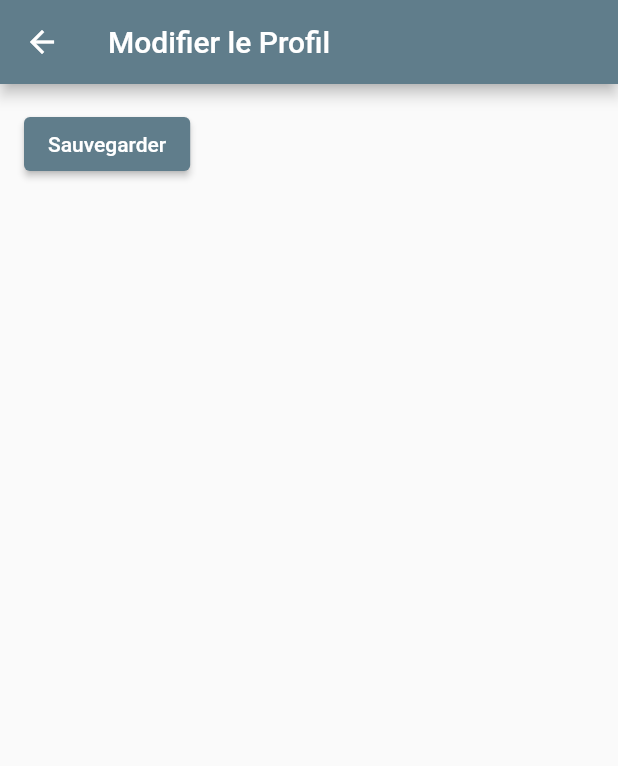
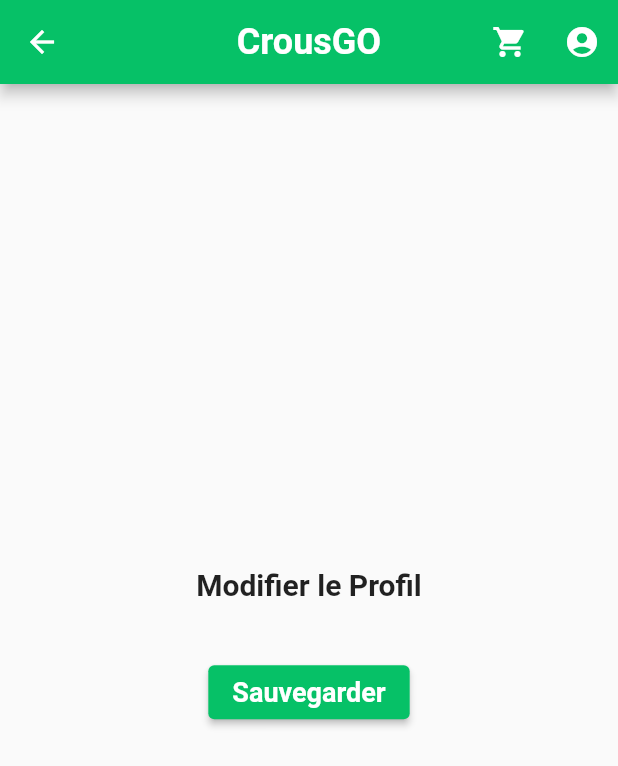
Before and after one commit to CrousGoApp/CROUSGo_app_frontend, a Flutter app: the ProfilePage screen opened directly, after a tap on "Modifier le profil", on a phone screen of 412 x 824 dp. Shown: the top 766 px of the screen. Run offline on Flutter 3.47's test engine with Material 2 defaults, Android fonts, the phone set to English and light mode, and no system bars; our stand-ins replace firebase_auth, firebase_core; accounts and stored records are empty; network calls fail.

Commit message:
ajout style sur la page historique et sur la page profile

```diff
--- a/lib/pages/ProfilePage.dart
+++ b/lib/pages/ProfilePage.dart
@@ -75,28 +75,29 @@ class _ProfilePageState extends State<ProfilePage> {
         child: Column(
           mainAxisAlignment: MainAxisAlignment.center,
           children: [
-            if (user?.displayName != null)
-              Text(
-                'Nom: ${user!.displayName}',
-                style: const TextStyle(
-                  fontSize: 18,
+            const Padding(
+              padding: EdgeInsets.all(16.0),
+              child: Text(
+                'Profile',
+                style: TextStyle(
+                  fontSize: 20.0,
                   fontWeight: FontWeight.bold,
                 ),
               ),
-            const SizedBox(height: 20),
+            ),
             if (user?.email != null)
               Text(
                 'Email: ${user!.email}',
                 style: const TextStyle(
-                  fontSize: 16,
+                  fontSize: 18, // Augmenter la taille de la police
                 ),
               ),
-            const SizedBox(height: 20),
+            const SizedBox(height: 10), // Réduire l'espacement entre les éléments
             // Affichage du solde du portefeuille (faux pour le moment, vous devrez intégrer avec votre source de vérité)
             Text(
               'Solde du Wallet: \$$walletBalance', // Remplacez par le vrai solde du wallet
               style: const TextStyle(
-                fontSize: 16,
+                fontSize: 18, // Augmenter la taille de la police
               ),
             ),
             const SizedBox(height: 20),
@@ -105,7 +106,7 @@ class _ProfilePageState extends State<ProfilePage> {
                 _showRechargeDialog(context);
               },
               style: ElevatedButton.styleFrom(
-                backgroundColor: Color(0xFF06C167),
+                backgroundColor: const Color(0xFF06C167), // Couleur d'UberEats
               ),
               child: const Text(
                 'Recharger le Wallet',
@@ -115,7 +116,7 @@ class _ProfilePageState extends State<ProfilePage> {
                 ),
               ),
             ),
-            const SizedBox(height: 20),
+            const SizedBox(height: 10), // Réduire l'espacement entre les éléments
             ElevatedButton(
               onPressed: () {
                 // Naviguer vers la page d'édition du profil
@@ -125,7 +126,7 @@ class _ProfilePageState extends State<ProfilePage> {
                 );
               },
               style: ElevatedButton.styleFrom(
-                backgroundColor: Color(0xFF06C167),
+                backgroundColor: const Color(0xFF06C167), // Couleur d'UberEats
               ),
               child: const Text(
                 'Modifier le profil',
@@ -135,7 +136,7 @@ class _ProfilePageState extends State<ProfilePage> {
                 ),
               ),
             ),
-            const SizedBox(height: 20),
+            const SizedBox(height: 10), // Réduire l'espacement entre les éléments
             ElevatedButton(
               onPressed: () async {
                 try {
@@ -146,7 +147,7 @@ class _ProfilePageState extends State<ProfilePage> {
                 }
               },
               style: ElevatedButton.styleFrom(
-                backgroundColor: Color(0xFF06C167),
+                backgroundColor: const Color(0xFF06C167), // Couleur d'UberEats
               ),
               child: const Text(
                 'Déconnexion',
@@ -156,6 +157,7 @@ class _ProfilePageState extends State<ProfilePage> {
                 ),
               ),
             ),
+            const SizedBox(height: 10),
             ElevatedButton(
               onPressed: () {
                 Navigator.push(
@@ -163,9 +165,17 @@ class _ProfilePageState extends State<ProfilePage> {
                   MaterialPageRoute(builder: (context) => OrderHistoryPage()),
                 );
               },
-              child: Text('View Order History'),
-            )
-
+              style: ElevatedButton.styleFrom(
+                backgroundColor: const Color(0xFF06C167), // Couleur d'UberEats
+              ),
+              child: const Text(
+                'Historique des commandes',
+                style: TextStyle(
+                  fontSize: 18,
+                  fontWeight: FontWeight.bold,
+                ),
+              ),
+            ),
           ],
         ),
       ),
@@ -177,21 +187,21 @@ class _ProfilePageState extends State<ProfilePage> {
       context: context,
       builder: (context) {
         return AlertDialog(
-          title: Text('Recharger le Wallet'),
-          content: TextField(
+          title: const Text('Recharger le Wallet'),
+          content: const TextField(
             decoration: InputDecoration(hintText: "Entrez le montant"),
             keyboardType: TextInputType.number,
             // ... Autres propriétés pour personnaliser ce champ
           ),
           actions: [
             TextButton(
-              child: Text('Annuler'),
+              child: const Text('Annuler'),
               onPressed: () {
                 Navigator.of(context).pop();
               },
             ),
             TextButton(
-              child: Text('Recharger'),
+              child: const Text('Recharger'),
               onPressed: () {
                 // Traitez le paiement et mettez à jour le solde du wallet ici
                 Navigator.of(context).pop();
@@ -212,20 +222,82 @@ class EditProfilePage extends StatelessWidget {
   Widget build(BuildContext context) {
     return Scaffold(
       appBar: AppBar(
-        title: Text('Modifier le Profil'),
+        title: GestureDetector(
+          onTap: () {
+            Navigator.push(
+              context,
+              MaterialPageRoute(builder: (context) => const PageAccueil()),
+            );
+          },
+          child: const Text(
+            'CrousGO',
+            style: TextStyle(
+              fontSize: 24.0,
+              fontWeight: FontWeight.bold,
+              color: Colors.white,
             ),
-      body: Padding(
+          ),
+        ),
+        backgroundColor: const Color(0xFF06C167),
+        centerTitle: true,
+        actions: [
+          IconButton(
+            onPressed: () {
+              Navigator.push(
+                context,
+                MaterialPageRoute(builder: (context) => const PagePanier()),
+              );
+            },
+            icon: const Icon(
+              Icons.shopping_cart,
+              color: Colors.white,
+            ),
+          ),
+          IconButton(
+            icon: const Icon(Icons.account_circle),
+            onPressed: () {
+              // Naviguer vers la page de profil
+              Navigator.of(context).push(
+                  MaterialPageRoute(builder: (context) => ProfilePage()));
+            },
+          ),
+        ],
+      ),
+      body: Center(
+        child: Column(
+          mainAxisAlignment: MainAxisAlignment.center,
+          children: <Widget>[
+            const Text(
+              'Modifier le Profil',
+              style: TextStyle(
+                fontSize: 20.0,
+                fontWeight: FontWeight.bold,
+              ),
+            ),
+            const SizedBox(height: 20.0),
+            Padding(
               padding: const EdgeInsets.all(16.0),
               child: Column(
                 children: [
                   // Ajoutez des champs pour modifier le nom, l'e-mail, etc.
                   // ...
                   ElevatedButton(
+                    style: ElevatedButton.styleFrom(
+                      backgroundColor: const Color(0xFF06C167), // Couleur d'UberEats
+                      textStyle: const TextStyle(
+                        fontSize: 18.0,
+                        fontWeight: FontWeight.bold,
+                        color: Colors.white,
+                      ),
+                    ),
                     onPressed: () {
                       // Sauvegardez les modifications ici
                     },
-              child: Text('Sauvegarder'),
-            )
+                    child: const Text('Sauvegarder'),
+                  ),
+                ],
+              ),
+            ),
           ],
         ),
       ),
```
Also changed, not shown: lib/pages/page_OrderHistory.dart (+61 -8 lines). Lines whose indentation alone changed are shown as unchanged.
